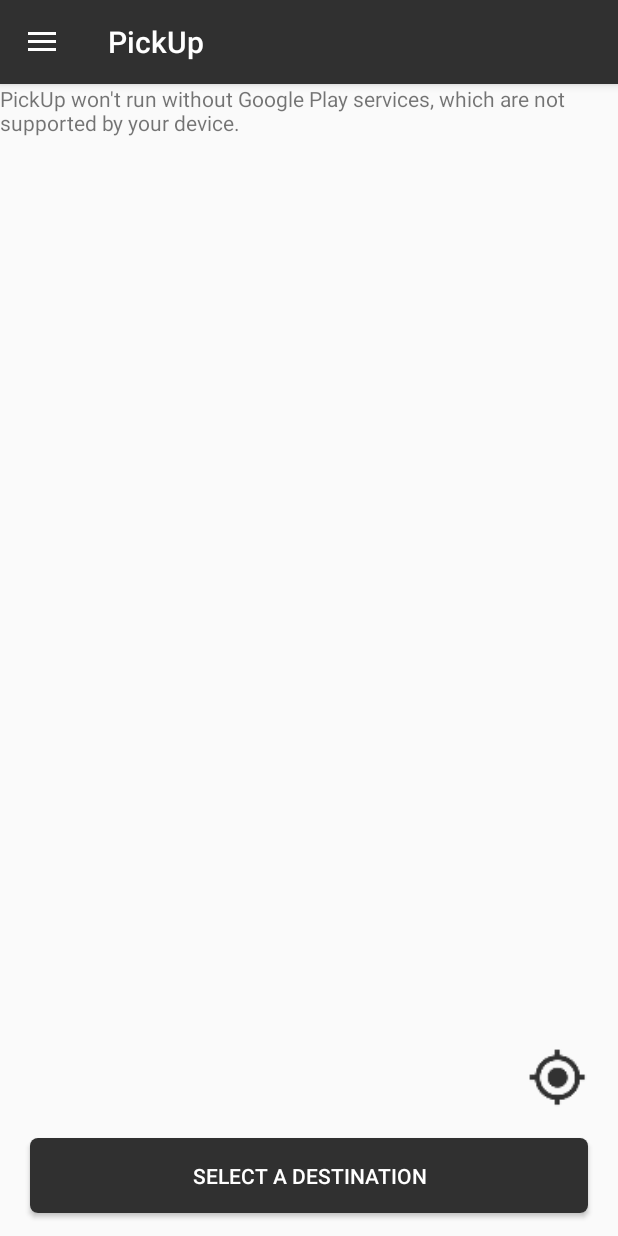
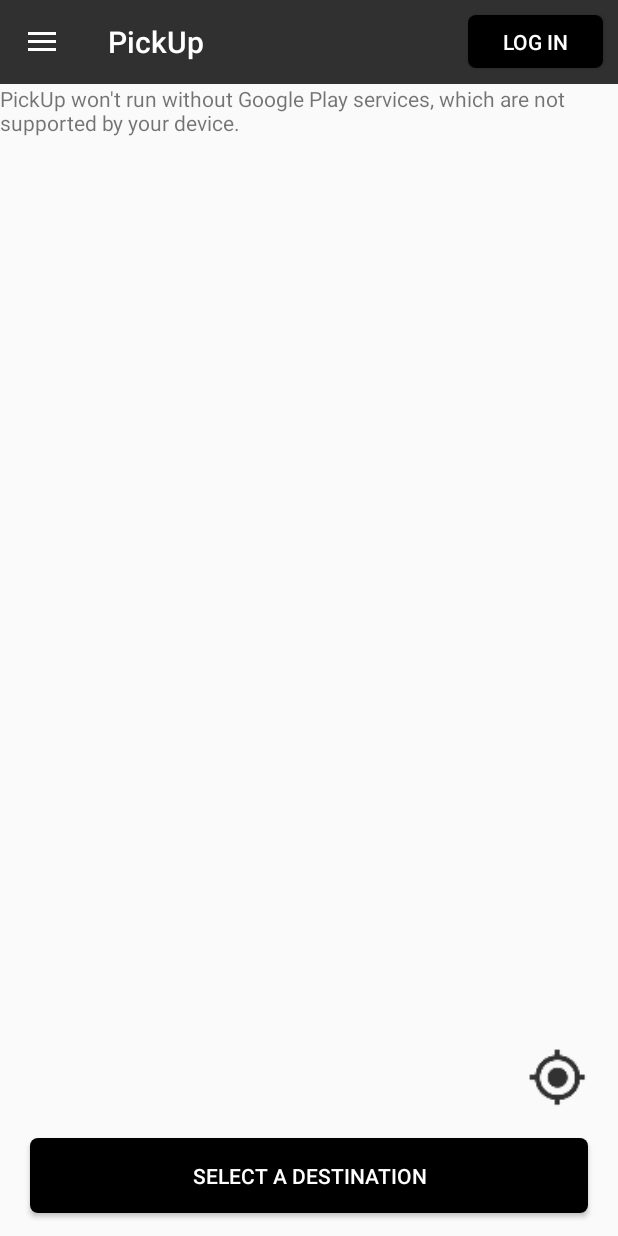
Before and after one commit to Stephen-ODriscoll/2018_GroupProject, an Android app: the screen it shows after launch (MainActivity), on a phone screen of 412 x 824 dp. Run offline under Robolectric (Android 15) with nearby library versions, the phone set to English and light mode, and no system bars.

Commit message:
PickUp V2.1

```diff
--- a/app/src/main/java/com/group12/pickup/LoginActivity.java
+++ b/app/src/main/java/com/group12/pickup/LoginActivity.java
@@ -1,6 +1,5 @@
 package com.group12.pickup;
 
-import android.content.Intent;
 import android.support.v7.app.AppCompatActivity;
 import android.os.Bundle;
 import android.view.View;
@@ -21,9 +20,8 @@ public class LoginActivity extends AppCompatActivity {
             @Override
             public void onClick(View v) {
 
-                startActivity(new Intent(LoginActivity.this, MainActivity.class));
+                finish();
             }
         });
-
     }
 }
--- a/app/src/main/java/com/group12/pickup/MainActivity.java
+++ b/app/src/main/java/com/group12/pickup/MainActivity.java
@@ -161,6 +161,16 @@ public class MainActivity extends AppCompatActivity implements OnMapReadyCallbac
 
 
     private void addButtons() {
+
+        Button logIn = findViewById(R.id.logIn);
+        logIn.setOnClickListener(new View.OnClickListener() {
+
+            @Override
+            public void onClick(View view) {
+
+                startActivity(new Intent(MainActivity.this, LoginActivity.class));
+            }
+        });
 
         Button selectDestination = findViewById(R.id.select_destination);
         selectDestination.setOnClickListener(new View.OnClickListener() {
--- a/app/src/main/res/drawable/black_border.xml
+++ b/app/src/main/res/drawable/black_border.xml
@@ -3,7 +3,7 @@
 
     <item>
         <shape android:shape="rectangle">
-            <solid android:color="@color/colorPrimary"/>
+            <solid android:color="@color/colorPrimaryDark"/>
             <corners android:radius="5dp"/>
         </shape>
     </item>
--- a/app/src/main/res/layout/app_bar_navigation.xml
+++ b/app/src/main/res/layout/app_bar_navigation.xml
@@ -1,15 +1,16 @@
 <?xml version="1.0" encoding="utf-8"?>
-<android.support.design.widget.CoordinatorLayout xmlns:android="http://schemas.android.com/apk/res/android"
+<android.support.constraint.ConstraintLayout xmlns:android="http://schemas.android.com/apk/res/android"
     xmlns:app="http://schemas.android.com/apk/res-auto"
     xmlns:tools="http://schemas.android.com/tools"
     android:layout_width="match_parent"
     android:layout_height="match_parent"
     tools:context=".MainActivity">
 
-    <android.support.design.widget.AppBarLayout
+    <android.support.constraint.ConstraintLayout
+        android:id="@+id/appBar"
         android:layout_width="match_parent"
         android:layout_height="wrap_content"
-        android:theme="@style/AppTheme.AppBarOverlay">
+        android:theme="@style/AppTheme.AppBarOverlay" >
 
         <android.support.v7.widget.Toolbar
             android:id="@+id/toolbar"
@@ -18,8 +19,27 @@
             android:background="?attr/colorPrimary"
             app:popupTheme="@style/AppTheme.PopupOverlay" />
 
-    </android.support.design.widget.AppBarLayout>
+        <Button
+            android:id="@+id/logIn"
+            android:layout_width="90dp"
+            android:layout_height="35dp"
+            android:layout_marginEnd="10dp"
+            android:layout_marginTop="10dp"
+            android:layout_marginBottom="10dp"
+            android:background="@drawable/black_border"
+            android:text="Log in"
+            android:textColor="#fff"
+            app:layout_constraintEnd_toEndOf="parent"
+            app:layout_constraintTop_toTopOf="parent"/>
 
-    <include layout="@layout/content_navigation" />
 
-</android.support.design.widget.CoordinatorLayout>
+    </android.support.constraint.ConstraintLayout>
+
+    <include
+        layout="@layout/content_navigation"
+        android:layout_width="match_parent"
+        android:layout_height="0dp"
+        app:layout_constraintTop_toBottomOf="@+id/appBar"
+        app:layout_constraintBottom_toBottomOf="parent"/>
+
+</android.support.constraint.ConstraintLayout>
```
